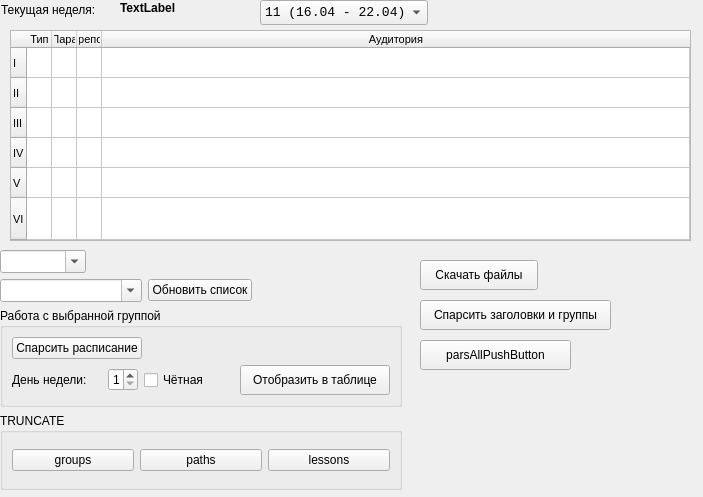
The window that mainwindow.ui (chalexyur/shnedule) describes before a commit, drawn with Qt 5.
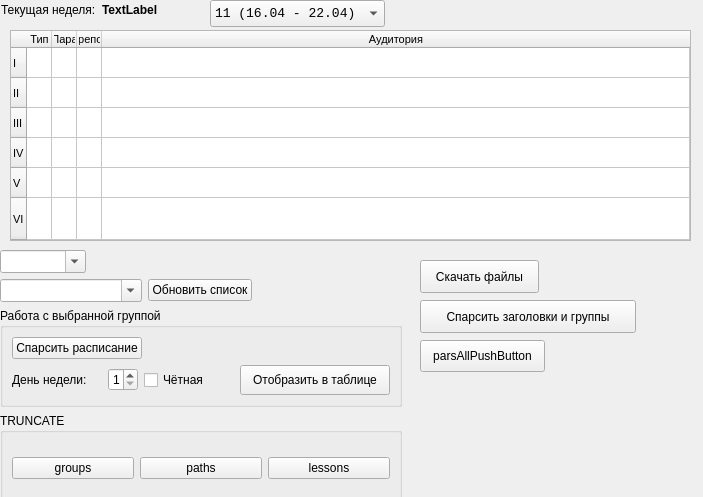
The same window after the commit. Icons and pictures are not drawn.

```diff
--- a/mainwindow.ui
+++ b/mainwindow.ui
@@ -144,10 +144,10 @@
             <widget class="QComboBox" name="comboBox">
                 <property name="geometry">
                     <rect>
-                        <x>260</x>
+      <x>210</x>
                         <y>0</y>
-                        <width>168</width>
-                        <height>25</height>
+      <width>175</width>
+      <height>27</height>
                     </rect>
                 </property>
                 <property name="font">
@@ -168,45 +168,13 @@
                     </property>
                 </item>
             </widget>
-            <widget class="QLabel" name="weekLabel">
-                <property name="geometry">
-                    <rect>
-                        <x>120</x>
-                        <y>0</y>
-                        <width>59</width>
-                        <height>16</height>
-                    </rect>
-                </property>
-                <property name="font">
-                    <font>
-                        <weight>75</weight>
-                        <bold>true</bold>
-                    </font>
-                </property>
-                <property name="text">
-                    <string>TextLabel</string>
-                </property>
-            </widget>
-            <widget class="QLabel" name="label_2">
-                <property name="geometry">
-                    <rect>
-                        <x>1</x>
-                        <y>1</y>
-                        <width>105</width>
-                        <height>18</height>
-                    </rect>
-                </property>
-                <property name="text">
-                    <string>Текущая неделя:</string>
-                </property>
-            </widget>
             <widget class="QPushButton" name="dwnldButton">
                 <property name="geometry">
                     <rect>
                         <x>420</x>
                         <y>260</y>
-                        <width>118</width>
-                        <height>30</height>
+      <width>119</width>
+      <height>33</height>
                     </rect>
                 </property>
                 <property name="text">
@@ -218,8 +186,8 @@
                     <rect>
                         <x>420</x>
                         <y>300</y>
-                        <width>191</width>
-                        <height>30</height>
+      <width>216</width>
+      <height>33</height>
                     </rect>
                 </property>
                 <property name="text">
@@ -231,8 +199,8 @@
                     <rect>
                         <x>420</x>
                         <y>340</y>
-                        <width>151</width>
-                        <height>30</height>
+      <width>125</width>
+      <height>32</height>
                     </rect>
                 </property>
                 <property name="minimumSize">
@@ -245,13 +213,13 @@
                     <string>parsAllPushButton</string>
                 </property>
             </widget>
-            <widget class="QWidget" name="">
+   <widget class="QWidget" name="layoutWidget">
                 <property name="geometry">
                     <rect>
                         <x>0</x>
                         <y>250</y>
                         <width>402</width>
-                        <height>240</height>
+      <height>257</height>
                     </rect>
                 </property>
                 <layout class="QGridLayout" name="gridLayout_4">
@@ -500,6 +468,39 @@
                     </item>
                 </layout>
             </widget>
+   <widget class="QWidget" name="">
+    <property name="geometry">
+     <rect>
+      <x>1</x>
+      <y>0</y>
+      <width>183</width>
+      <height>19</height>
+     </rect>
+    </property>
+    <layout class="QGridLayout" name="gridLayout_5">
+     <item row="0" column="0">
+      <widget class="QLabel" name="label_2">
+       <property name="text">
+        <string>Текущая неделя:</string>
+       </property>
+      </widget>
+     </item>
+     <item row="0" column="1">
+      <widget class="QLabel" name="weekLabel">
+       <property name="font">
+        <font>
+         <weight>75</weight>
+         <bold>true</bold>
+        </font>
+       </property>
+       <property name="text">
+        <string>TextLabel</string>
+       </property>
+      </widget>
+     </item>
+    </layout>
+   </widget>
+   <zorder>layoutWidget</zorder>
             <zorder>comboBox</zorder>
             <zorder>weekLabel</zorder>
             <zorder>label_2</zorder>
```
Left out of the diff: 10 changed lines with no effect on the pictures. Lines whose indentation alone changed are shown as unchanged.
